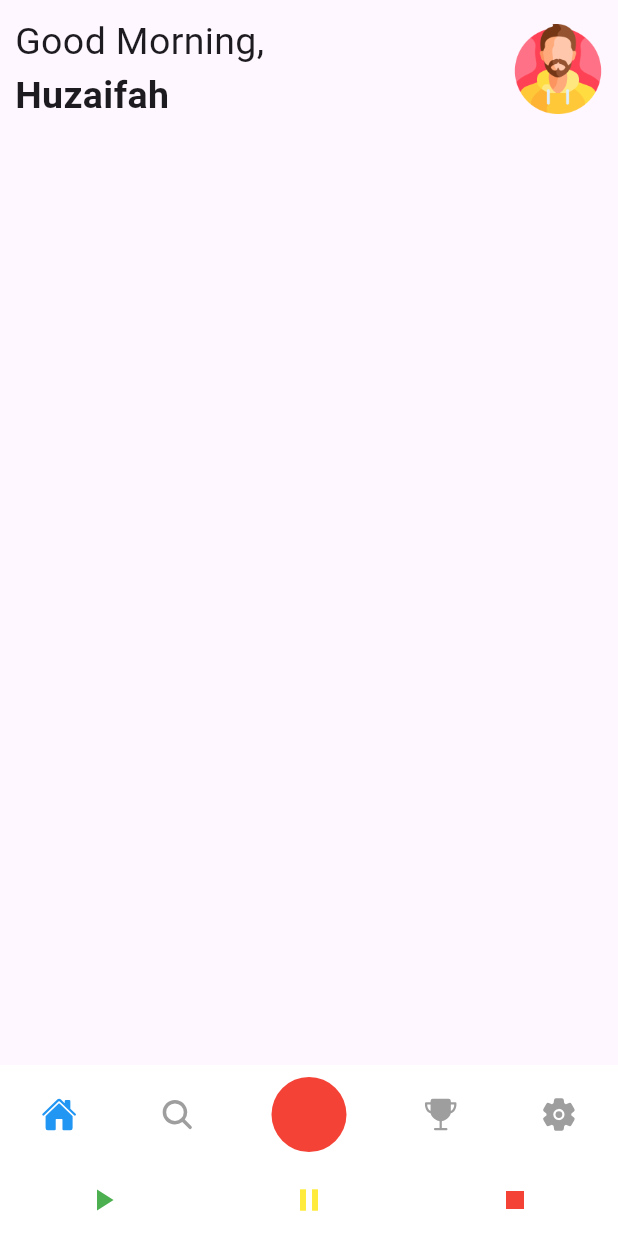
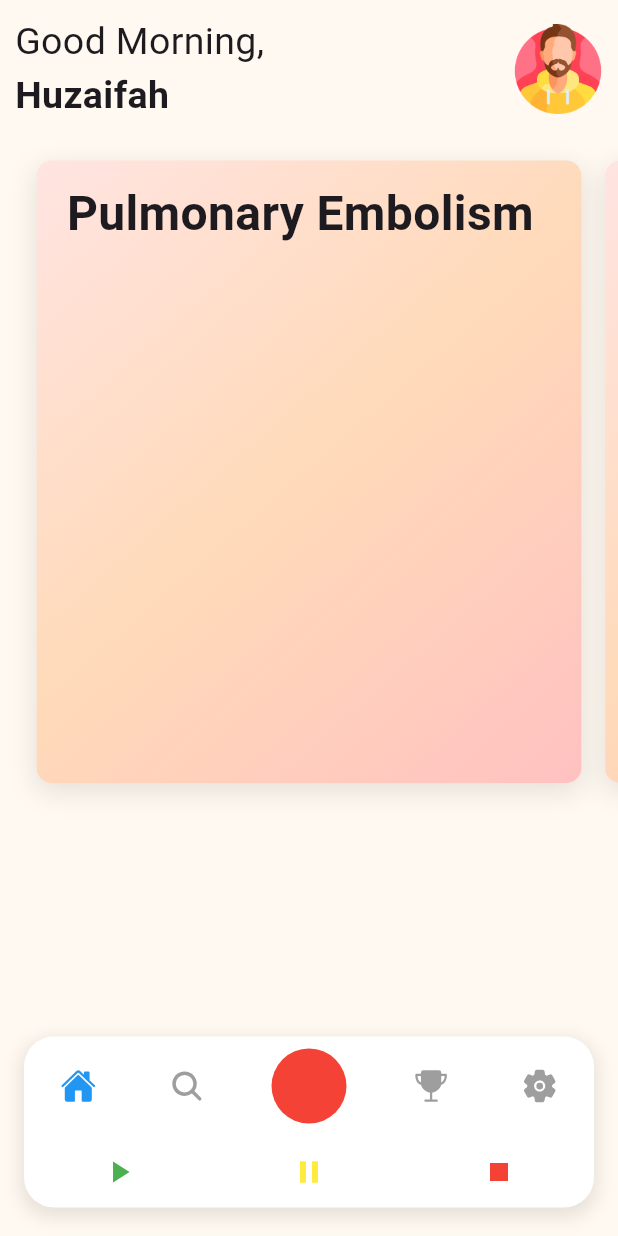
Before and after one commit to Huzy121/Dojo, a Flutter app: the screen it shows after launch, on a phone screen of 412 x 824 dp. Run offline on Flutter 3.47's test engine with Material 3 defaults, Android fonts, the phone set to English and light mode, and no system bars; our stand-ins replace audioplayers, flutter_hooks, flutter_riverpod, hooks_riverpod, icons_plus, permission_handler; missing offline and left inert: record.

Commit message:
small changes + UI changes

```diff
--- a/lib/Screens/home_page.dart
+++ b/lib/Screens/home_page.dart
@@ -8,8 +8,6 @@ import 'package:flutter/cupertino.dart';
 import 'package:flutter/material.dart';
 import 'package:flutter_riverpod/flutter_riverpod.dart';
 import 'package:hooks_riverpod/hooks_riverpod.dart';
-import 'package:path_provider/path_provider.dart';
-import 'dart:io';
 import 'package:path/path.dart' as path;
 
 class HomePage extends StatefulHookConsumerWidget {
@@ -22,11 +20,11 @@ class _HomePageState extends ConsumerState<HomePage> {
   void initState() {
     super.initState();
 
-    // WidgetsBinding.instance.addPostFrameCallback((_) async {
-    //   Future.delayed(Duration(seconds: 2), () {
-    //     ref.read(recordingListProvider.notifier).mockLoadFiles();
-    //   });
-    // });
+    WidgetsBinding.instance.addPostFrameCallback((_) async {
+      Future.delayed(Duration(seconds: 2), () {
+        ref.read(recordingListProvider.notifier).mockLoadFiles();
+      });
+    });
   }
 
   @override
@@ -62,21 +60,31 @@ class _HomePageState extends ConsumerState<HomePage> {
           ),
           Expanded(
             child: PageView.builder(
+              clipBehavior: Clip.none,
+              controller: PageController(
+                viewportFraction:
+                    0.92, // Adjusted to show part of the next tile
+              ),
               scrollDirection: Axis.horizontal, // Horizontal scrolling
               itemCount: recordingList.length,
               itemBuilder: (context, index) {
-                print('length${recordingList.length}');
                 final file = recordingList[index];
                 final fileName = path.basename(file).replaceAll('.m4a', '');
-                return RecordingTile(title: fileName);
+                return Padding(
+                  padding: const EdgeInsets.only(
+                    top: 25.0,
+                  ),
+                  child: RecordingTile(title: fileName),
+                );
               },
             ),
           ),
-          Spacer(), // Add spacer to fill remaining space and push the nav bar to the bottom
+          SizedBox(
+            height: 150.0,
+          ),
         ],
       ),
-      bottomNavigationBar:
-          CustomNavigationBar(), // Fix navigation bar at the bottom
+      bottomNavigationBar: CustomNavigationBar(), // Bottom navigation bar
     );
   }
 }
@@ -95,17 +103,44 @@ class RecordingTile extends StatelessWidget {
         print('Tapped on: $title');
       },
       child: Container(
-        height: 700.0, // Fixed height for each tile
         width: double.infinity, // Takes full width of the screen
         margin: const EdgeInsets.symmetric(horizontal: 8.0),
         decoration: BoxDecoration(
-          color: Colors.blue,
-          borderRadius: BorderRadius.circular(20),
+          color: Colors.white, // Set a background color for the card
+          gradient: LinearGradient(
+            begin: Alignment.topLeft,
+            end: Alignment.bottomRight,
+            colors: [
+              Color(0xFFFFE4E1), // Light pink
+              Color(0xFFFFDAB9), // Peach puff (slightly orange hue)
+              Color(0xFFFFC1C1), // Slightly darker pink
+            ],
+            stops: [0.0, 0.5, 1.0],
+          ),
+          borderRadius: BorderRadius.circular(10),
+          boxShadow: [
+            BoxShadow(
+              color: Colors.black.withOpacity(0.1), // Shadow color
+              spreadRadius:
+                  0.5, // Reduced spread radius for a more subtle shadow
+              blurRadius: 15, // Increased blur radius for a softer shadow
+              offset: Offset(0, 5), // Slightly downward and balanced shadow
+            ),
+          ],
         ),
-        alignment: Alignment.center,
-        child: Text(
-          title,
-          style: kRecordingTitle,
+        child: Padding(
+          padding: const EdgeInsets.only(
+            top: 12.0,
+            left: 20.0,
+            right: 20.0,
+          ), // Add some padding to the text
+          child: Align(
+            alignment: Alignment.topLeft, // Align text to the top left
+            child: Text(
+              title,
+              style: kRecordingTitle,
+            ),
+          ),
         ),
       ),
     );
--- a/lib/Widgets/custom_navigation_bar.dart
+++ b/lib/Widgets/custom_navigation_bar.dart
@@ -1,18 +1,10 @@
-import 'dart:io';
-
 import 'package:dojo/Screens/new_recording.dart';
 import 'package:dojo/Services/audio_player_service.dart';
-import 'package:dojo/Services/audio_recorder_service.dart';
 import 'package:dojo/assets/riverpod.dart';
 import 'package:flutter/cupertino.dart';
 import 'package:flutter/material.dart';
 import 'package:icons_plus/icons_plus.dart';
-import 'package:path_provider/path_provider.dart';
-import 'package:permission_handler/permission_handler.dart';
-import 'package:record/record.dart';
-import 'package:audioplayers/audioplayers.dart';
 import 'dart:io' as io;
-import 'package:flutter_riverpod/flutter_riverpod.dart';
 import 'package:flutter_hooks/flutter_hooks.dart';
 import 'package:hooks_riverpod/hooks_riverpod.dart';
 
@@ -23,22 +15,25 @@ class CustomNavigationBar extends HookConsumerWidget {
     final _selectedIndex = useState(0); // Use useState for managing state
     final audioRecorderService = ref.read(audioRecorderServiceProvider);
     AudioPlayerService audioPlayerService = AudioPlayerService();
-    AudioPlayer audioPlayer = AudioPlayer();
-    io.Directory? audioFilePath;
 
     void _onItemTapped(int index) {
       _selectedIndex.value = index; // Update the selectedIndex using useState
     }
 
-    return Container(
+    return Padding(
+      padding: const EdgeInsets.symmetric(
+          horizontal: 16.0,
+          vertical: 19.0), // Add horizontal padding for floating effect
+      child: Container(
         decoration: BoxDecoration(
           color: Colors.white, // Set the background color of the navigation bar
+          borderRadius: BorderRadius.circular(20.0), // Rounded corners
           boxShadow: [
             BoxShadow(
-            color: Colors.transparent, // Set a transparent shadow
-            spreadRadius: 0,
-            blurRadius: 0,
-            offset: Offset(0, 0), // Set the shadow offset
+              color: Colors.black.withOpacity(0.1), // Slight shadow color
+              spreadRadius: 2,
+              blurRadius: 10,
+              offset: Offset(0, 4), // Slightly downward shadow
             ),
           ],
         ),
@@ -69,7 +64,6 @@ class CustomNavigationBar extends HookConsumerWidget {
                   ),
                   onPressed: () async {
                     if (!isRecording.value) {
-                    print('Starting your recording now!');
                       isRecording.value = true;
                       await audioRecorderService.startRecord();
                     } else {
@@ -79,7 +73,7 @@ class CustomNavigationBar extends HookConsumerWidget {
                         context: context,
                         builder: (context) => NewRecording(),
                       );
-                    print('Stopping your recording now!');
+
                       await audioRecorderService.stopRecord();
                       isRecording.value = false;
                     }
@@ -128,6 +122,7 @@ class CustomNavigationBar extends HookConsumerWidget {
             ),
           ],
         ),
+      ),
     );
   }
 }
--- a/lib/assets/files_notifier.dart
+++ b/lib/assets/files_notifier.dart
@@ -67,6 +67,6 @@ class RecordingListNotifier extends Notifier<List<String>> {
       'Coronary Artery Disease',
     ];
     state = [];
-    //state = [...medicalConditions];
+    state = [...medicalConditions];
   }
 }
--- a/lib/assets/riverpod.dart
+++ b/lib/assets/riverpod.dart
@@ -1,6 +1,5 @@
 import 'dart:io';
 import 'package:dojo/Services/audio_recorder_service.dart';
-import 'package:path_provider/path_provider.dart';
 import 'package:flutter_riverpod/flutter_riverpod.dart';
 
 final audioRecorderServiceProvider = Provider<AudioRecorderService>((ref) {
--- a/lib/main.dart
+++ b/lib/main.dart
@@ -29,6 +29,7 @@
     return MaterialApp(
       title: 'DOJO',
       theme: ThemeData(
+        scaffoldBackgroundColor: Color(0xFFFFF9F1),
         colorScheme: ColorScheme.fromSeed(seedColor: Colors.deepPurple),
         useMaterial3: true,
       ),
```
Also changed, not shown: lib/Screens/new_recording.dart (+3 -6 lines), lib/Services/audio_recorder_service.dart (+13 -0 lines). Lines whose indentation alone changed are shown as unchanged.
